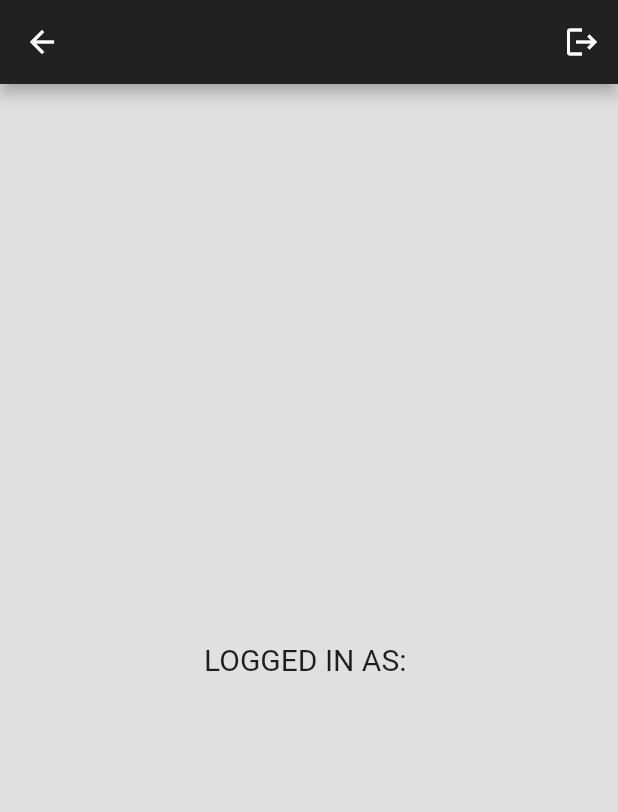
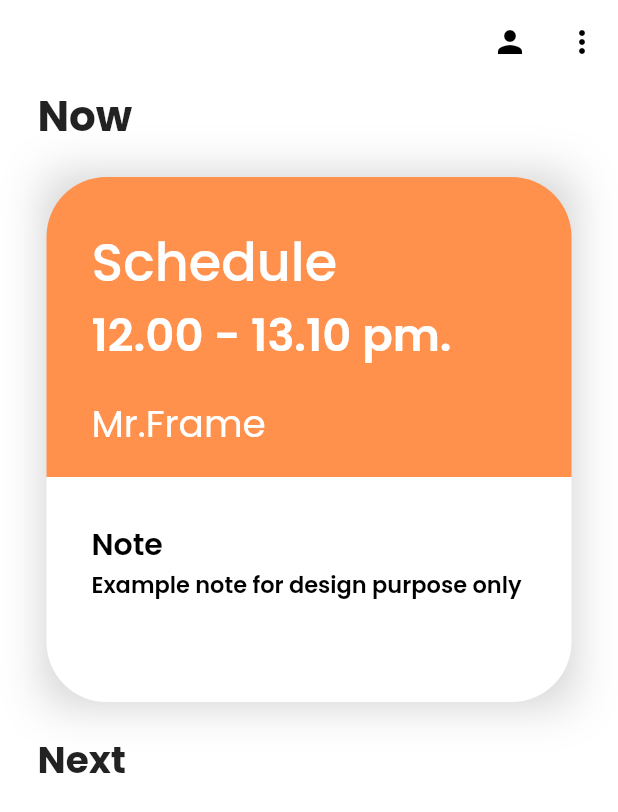
Before and after one commit to FrameGoesBRUH/ScheduleX, a Flutter app: the HomePage screen opened directly, on a phone screen of 412 x 824 dp. Shown: the top 812 px of the screen. Run offline on Flutter 3.47's test engine with Material 2 defaults, Android fonts, the phone set to English and light mode, and no system bars; our stand-ins replace firebase_auth, firebase_core, google_fonts; accounts and stored records are empty.

Commit message:
Home page+ User Choice Page

```diff
--- /dev/null
+++ b/lib/color.dart
@@ -0,0 +1,3 @@
+import 'package:flutter/material.dart';
+
+var primaryColor = const Color.fromARGB(255, 255, 145, 77);
--- a/lib/main.dart
+++ b/lib/main.dart
@@ -4,6 +4,8 @@ import 'package:flutter/material.dart';
 import 'package:schedulex/pages/auth/auth_page.dart';
 import 'package:firebase_core/firebase_core.dart';
 import 'package:schedulex/pages/auth/login_register.dart';
+import 'package:schedulex/pages/home/home.dart';
+import 'package:schedulex/pages/home/user_choice.dart';
 import 'firebase_options.dart';
 
 void main() async {
@@ -21,7 +23,7 @@ class MyApp extends StatelessWidget {
   Widget build(BuildContext context) {
     return const MaterialApp(
       debugShowCheckedModeBanner: false,
-      home: LoginRegister(),
+      home: AuthPage(),
     );
   }
 }
--- a/lib/pages/auth/login.dart
+++ b/lib/pages/auth/login.dart
@@ -5,7 +5,7 @@ import 'package:firebase_auth/firebase_auth.dart';
 import 'package:schedulex/pages/auth/components/my_button.dart';
 import 'package:schedulex/pages/auth/components/my_textfield.dart';
 import 'package:schedulex/pages/auth/components/square_tile.dart';
-import 'package:schedulex/pages/home/home.dart';
+import 'package:schedulex/pages/home/user_choice.dart';
 
 class LoginPage extends StatefulWidget {
   final Function()? onTap;
@@ -36,8 +36,8 @@ class _LoginPageState extends State<LoginPage> {
           _wrongemail = false;
           _wrongpassword = false;
         });
-        Navigator.push(
-            context, MaterialPageRoute(builder: (context) => HomePage()));
+        Navigator.push(context,
+            MaterialPageRoute(builder: (context) => const UserChoice()));
       });
       // pop the loading circle
     } on FirebaseAuthException catch (e) {
--- a/lib/pages/home/home.dart
+++ b/lib/pages/home/home.dart
@@ -1,5 +1,7 @@
 import 'package:firebase_auth/firebase_auth.dart';
 import 'package:flutter/material.dart';
+import 'package:google_fonts/google_fonts.dart';
+import 'package:schedulex/color.dart';
 
 class HomePage extends StatelessWidget {
   HomePage({super.key});
@@ -14,21 +16,143 @@ class HomePage extends StatelessWidget {
   @override
   Widget build(BuildContext context) {
     return Scaffold(
-      backgroundColor: Colors.grey[300],
+      backgroundColor: Colors.white,
       appBar: AppBar(
-        backgroundColor: Colors.grey[900],
+        elevation: 0,
+        backgroundColor: Colors.white,
         actions: [
+          const IconButton(
+            onPressed: null,
+            icon: Icon(
+              Icons.person,
+              color: Colors.black,
+            ),
+          ),
           IconButton(
             onPressed: signUserOut,
-            icon: const Icon(Icons.logout),
-          )
+            icon: const Icon(
+              Icons.more_vert,
+              color: Colors.black,
+            ),
+          ),
         ],
       ),
-      body: Center(
-          child: Text(
-        "LOGGED IN AS: ${user.email!}",
-        style: const TextStyle(fontSize: 20),
-      )),
+      body: Column(
+        mainAxisAlignment: MainAxisAlignment.start,
+        crossAxisAlignment: CrossAxisAlignment.start,
+        children: [
+          Padding(
+            padding: const EdgeInsets.symmetric(horizontal: 25),
+            child: Text(
+              "Now",
+              style: GoogleFonts.poppins(
+                fontSize: 28,
+                fontWeight: FontWeight.w700,
+              ),
+            ),
+          ),
+          const SizedBox(height: 20),
+          Center(
+              child: Container(
+            decoration: const BoxDecoration(
+              boxShadow: [
+                BoxShadow(
+                  color: Color.fromARGB(50, 0, 0, 0),
+                  blurRadius: 25.0,
+                ),
+              ],
+            ),
+            child: Column(
+              children: [
+                Container(
+                    height: 200,
+                    width: 350,
+                    decoration: BoxDecoration(
+                      color: primaryColor,
+                      borderRadius: const BorderRadius.only(
+                        topRight: Radius.circular(40),
+                        topLeft: Radius.circular(40),
+                      ),
+                    ),
+                    child: Padding(
+                      padding: const EdgeInsets.only(top: 30, bottom: 15),
+                      child: Padding(
+                        padding: const EdgeInsets.symmetric(horizontal: 30),
+                        child: Column(
+                          crossAxisAlignment: CrossAxisAlignment.start,
+                          children: [
+                            Text("Schedule",
+                                style: GoogleFonts.poppins(
+                                  fontSize: 35,
+                                  color: Colors.white,
+                                  fontWeight: FontWeight.w500,
+                                )),
+                            Text("12.00 - 13.10 pm.",
+                                style: GoogleFonts.poppins(
+                                  fontSize: 30,
+                                  color: Colors.white,
+                                  fontWeight: FontWeight.w600,
+                                )),
+                            const SizedBox(height: 18),
+                            Text("Mr.Frame",
+                                style: GoogleFonts.poppins(
+                                  fontSize: 25,
+                                  color: Colors.white,
+                                  fontWeight: FontWeight.w400,
+                                )),
+                          ],
+                        ),
+                      ),
+                    )),
+                Container(
+                    height: 150,
+                    width: 350,
+                    decoration: const BoxDecoration(
+                      color: Colors.white,
+                      borderRadius: BorderRadius.only(
+                        bottomLeft: Radius.circular(40),
+                        bottomRight: Radius.circular(40),
+                      ),
+                    ),
+                    child: Padding(
+                      padding: const EdgeInsets.only(top: 30, bottom: 15),
+                      child: Padding(
+                        padding: const EdgeInsets.symmetric(horizontal: 30),
+                        child: Column(
+                          crossAxisAlignment: CrossAxisAlignment.start,
+                          children: [
+                            Text("Note",
+                                style: GoogleFonts.poppins(
+                                  fontSize: 20,
+                                  color: Colors.black,
+                                  fontWeight: FontWeight.w600,
+                                )),
+                            Text("Example note for design purpose only",
+                                style: GoogleFonts.poppins(
+                                  fontSize: 15,
+                                  color: Colors.black,
+                                  fontWeight: FontWeight.w600,
+                                )),
+                          ],
+                        ),
+                      ),
+                    )),
+              ],
+            ),
+          )),
+          const SizedBox(height: 20),
+          Padding(
+            padding: const EdgeInsets.symmetric(horizontal: 25),
+            child: Text(
+              "Next",
+              style: GoogleFonts.poppins(
+                fontSize: 25,
+                fontWeight: FontWeight.w700,
+              ),
+            ),
+          ),
+        ],
+      ),
     );
   }
 }
--- a/pubspec.yaml
+++ b/pubspec.yaml
@@ -37,6 +37,7 @@ dependencies:
   cupertino_icons: ^1.0.2
   firebase_core: ^2.15.0
   firebase_auth: ^4.7.2
+  google_fonts: ^5.1.0
 
 dev_dependencies:
   flutter_test:
```
Also changed, not shown: lib/pages/home/components/square_tile.dart (added, +52 -0 lines), lib/pages/home/user_choice.dart (added, +59 -0 lines), lib/images/employer.png (added), lib/images/user.png (added), pubspec.lock, 1 other file.
